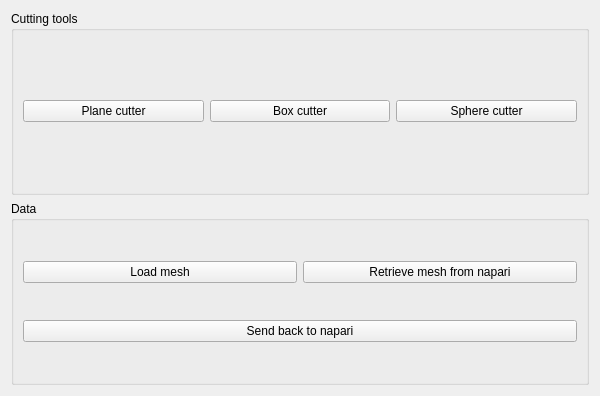
jo-mueller/napari-vedo-bridge, file src/napari_vedo_bridge/vedo_extension.ui: the form before one commit.
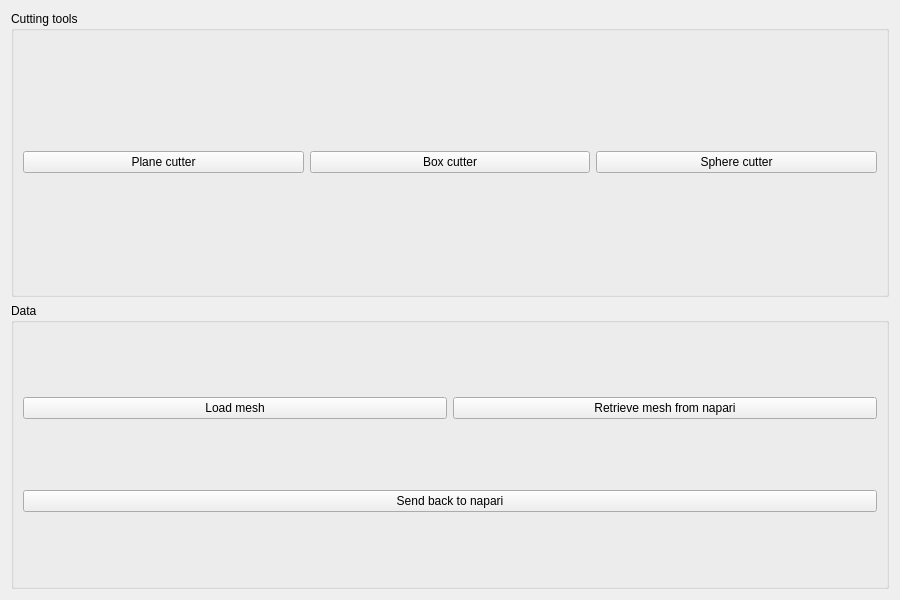
The form after the commit.

Commit message: make widget wider

Diff of the .ui file:
```diff
--- a/src/napari_vedo_bridge/vedo_extension.ui
+++ b/src/napari_vedo_bridge/vedo_extension.ui
@@ -6,8 +6,8 @@
    <rect>
     <x>0</x>
     <y>0</y>
-    <width>600</width>
-    <height>396</height>
+    <width>900</width>
+    <height>600</height>
    </rect>
   </property>
   <property name="windowTitle">
```
